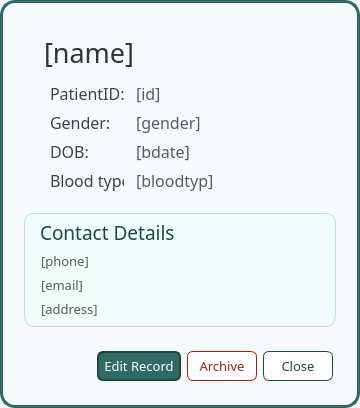
Above: ui/popup_patientdetails.ui from karlito20/AdoraFlowProject before the change. Below: the same form after it.
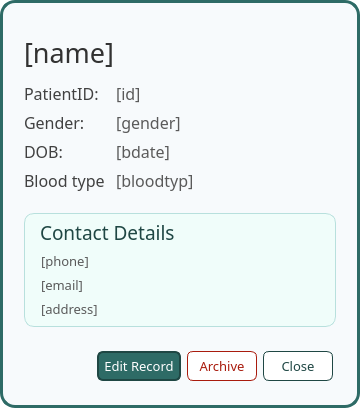
That is the form after the change.

Patch:
```diff
--- a/ui/popup_patientdetails.ui
+++ b/ui/popup_patientdetails.ui
@@ -72,7 +72,7 @@
           <number>2</number>
          </property>
          <property name="leftMargin">
-          <number>26</number>
+          <number>6</number>
          </property>
          <property name="topMargin">
           <number>16</number>
@@ -122,7 +122,7 @@
               </property>
               <layout class="QVBoxLayout" name="verticalLayout_5">
                <property name="leftMargin">
-                <number>6</number>
+                <number>0</number>
                </property>
                <property name="topMargin">
                 <number>0</number>
```
